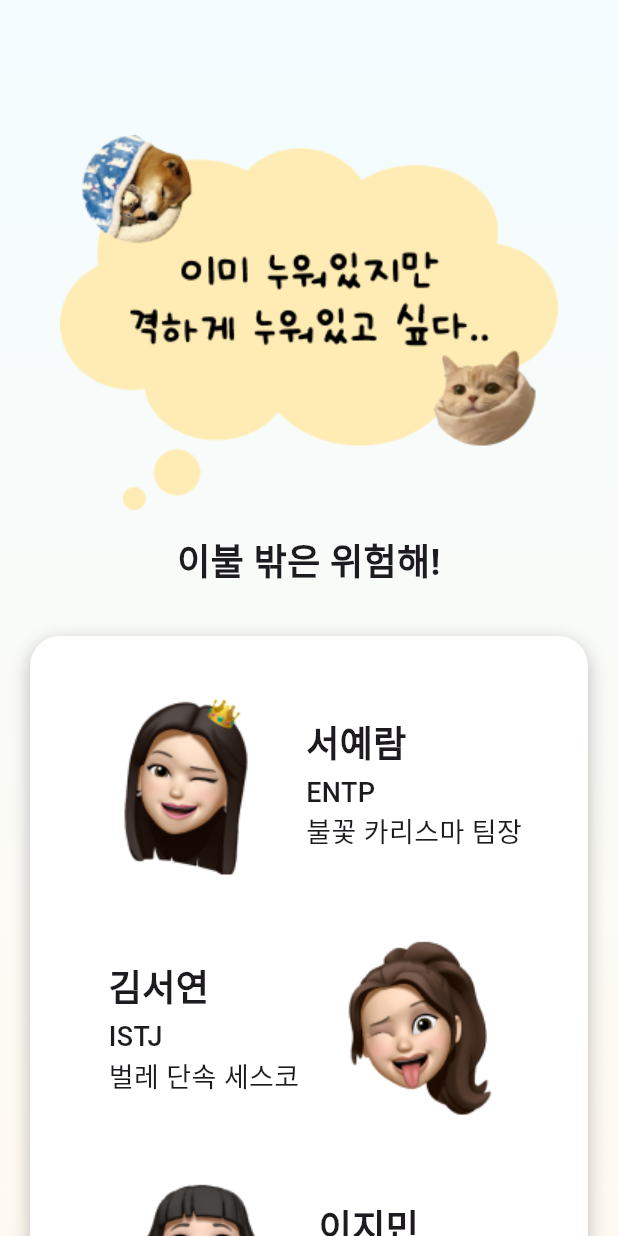
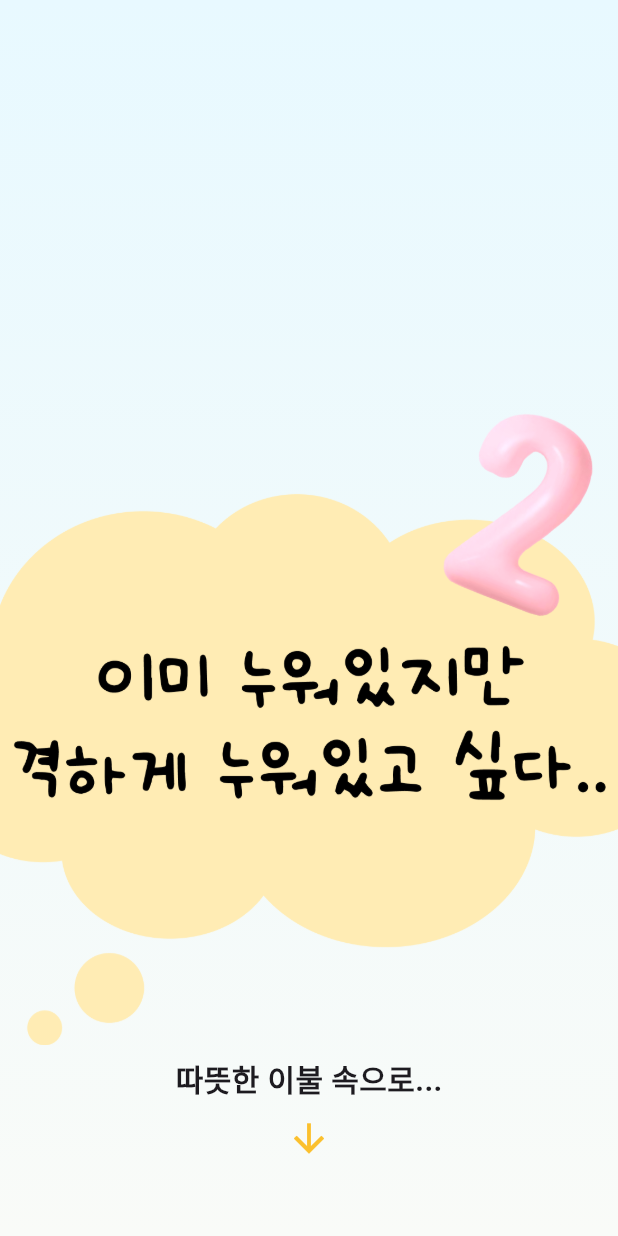
Before and after one commit to dory3142/Flutter-Team2, a Flutter app: the screen it shows after launch, on a phone screen of 412 x 824 dp. Run offline on Flutter 3.47's test engine with Material 3 defaults, Android fonts, the light colour scheme and no system bars; Roboto replaces fonts that are missing (HS유지체, Pretandard); project files that could hold a hidden picture were left out.

Commit message:
온보딩 페이지

```diff
--- a/lib/main.dart
+++ b/lib/main.dart
@@ -11,14 +11,109 @@ class MyApp extends StatelessWidget {
   Widget build(BuildContext context) {
     return MaterialApp(
       debugShowCheckedModeBanner: false,
-      home: Scaffold(
-        body: Container(
+      home: OnboardingAndTeamScreen(),
+    );
+  }
+}
+
+class OnboardingAndTeamScreen extends StatelessWidget {
+  final PageController _pageController = PageController();
+
+  @override
+  Widget build(BuildContext context) {
+    return Scaffold(
+      body: CustomScrollView(
+        //physics: BouncingScrollPhysics(),
+        slivers: [
+          // Sliver for Onboarding Pages
+          SliverToBoxAdapter(
+            child: SizedBox(
+              height: MediaQuery.of(context).size.height,
+              child: PageView(
+                controller: _pageController,
+                children: [
+                  OnboardingPage(
+                    subMessage: "따뜻한 이불 속으로...",
+                  ),
+                ],
+              ),
+            ),
+          ),
+          // Sliver for Team Introduction
+          SliverToBoxAdapter(
+            child: TeamIntroduction(),
+          ),
+        ],
+      ),
+    );
+  }
+}
+
+class OnboardingPage extends StatelessWidget {
+  final String subMessage;
+
+  const OnboardingPage({
+    required this.subMessage,
+  });
+
+  @override
+  Widget build(BuildContext context) {
+    return Container(
+      decoration: BoxDecoration(
+        gradient: LinearGradient(
+          colors: [Color(0xFFE8F9FF), Color(0xFFF9FBF8)],
+          begin: Alignment.topCenter,
+          end: Alignment.bottomCenter,
+        ),
+      ),
+      child: Stack(
+        alignment: Alignment.center,
+        children: [
+          // Add your image here
+          Positioned(
+            top: 250, // Adjust the position as needed
+            child: Image.asset(
+              'images/main.png',
+              height: 446.82,
+            ),
+          ),
+          Positioned(
+            bottom: 50,
+            child: Column(
+              children: [
+                Text(
+                  subMessage,
+                  style: TextStyle(
+                    fontSize: 20,
+                    fontWeight: FontWeight.bold,
+                    fontFamily: "HS유지체",
+                  ),
+                ),
+                SizedBox(height: 10),
+                Icon(
+                  Icons.arrow_downward,
+                  color: Colors.yellow.shade700,
+                  size: 30,
+                ),
+              ],
+            ),
+          ),
+        ],
+      ),
+    );
+  }
+}
+
+class TeamIntroduction extends StatelessWidget {
+  @override
+  Widget build(BuildContext context) {
+    return Container(
       decoration: BoxDecoration(
         gradient: LinearGradient(
           begin: Alignment.topCenter,
           end: Alignment.bottomCenter,
           colors: [
-                Color(0xFFF3FCFF),
+            Color(0xFFF9FBF8),
             Color(0xFFFFFAF1),
           ],
         ),
@@ -45,7 +140,6 @@ class MyApp extends StatelessWidget {
                 textAlign: TextAlign.center,
               ),
               SizedBox(height: 32),
-
               // 박스 안에 팀원 소개를 포함
               Container(
                 width: 480,
@@ -54,8 +148,8 @@ class MyApp extends StatelessWidget {
                   borderRadius: BorderRadius.circular(20),
                   boxShadow: [
                     BoxShadow(
-                          color: Colors.black.withOpacity(0.25),
-                          blurRadius: 10,
+                      color: Colors.black.withOpacity(0.1),
+                      blurRadius: 5,
                       offset: Offset(0, 4),
                     ),
                   ],
@@ -104,8 +198,6 @@ class MyApp extends StatelessWidget {
                 ),
               ),
             ],
-              ),
-            ),
           ),
         ),
       ),
```
Also changed, not shown: images/main.png (added). Lines whose indentation alone changed are shown as unchanged.
